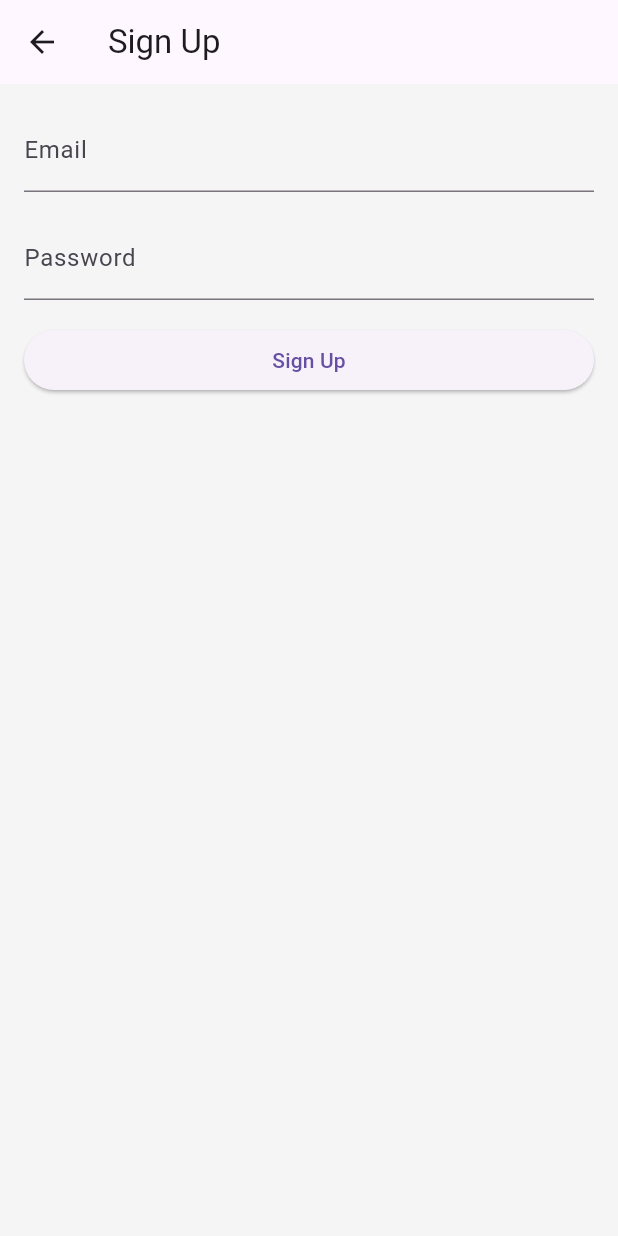
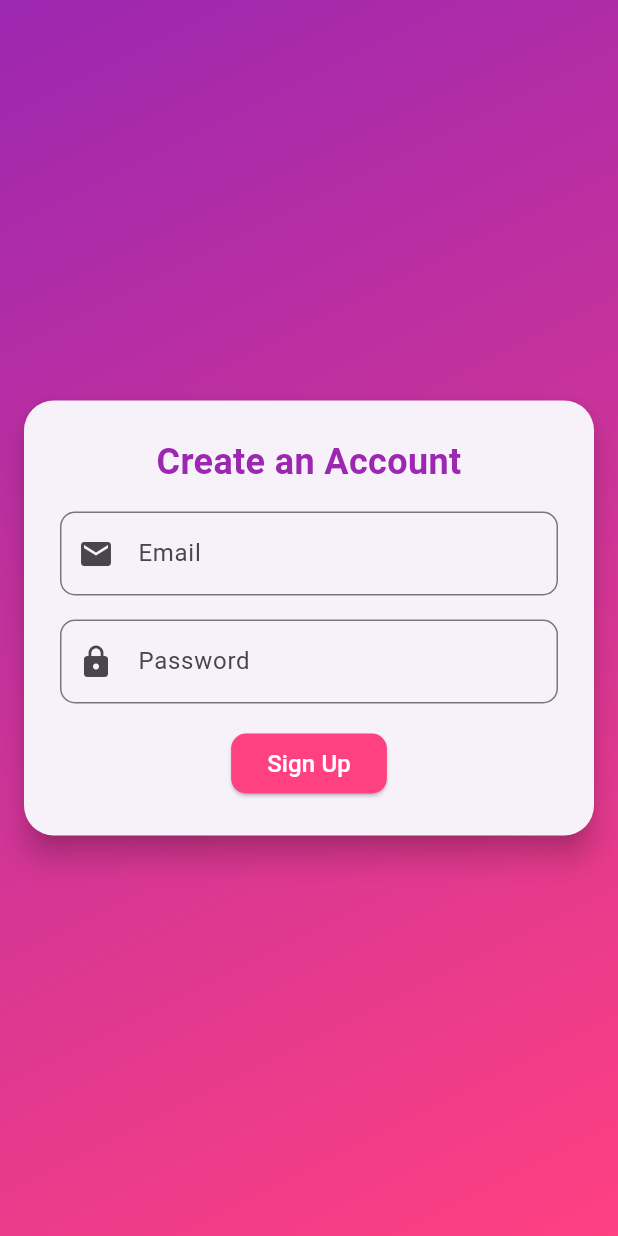
Before and after one commit to Mars-eng1/hedieaty_app, a Flutter app: the SignupPage screen opened by its route, on a phone screen of 412 x 824 dp. Run offline on Flutter 3.47's test engine with Material 3 defaults, Android fonts, the phone set to English and light mode, and no system bars; drawn by our look-alikes of overlay_support; our stand-ins replace cloud_firestore, firebase_auth, firebase_core, firebase_database, form_field_validator, sqflite; accounts and stored records are empty.

Commit message:
final touches

```diff
--- a/lib/views/signup_page.dart
+++ b/lib/views/signup_page.dart
@@ -11,28 +11,69 @@ class SignupPage extends StatelessWidget {
   @override
   Widget build(BuildContext context) {
     return Scaffold(
-      appBar: AppBar(title: Text('Sign Up')),
-      body: Padding(
-        padding: const EdgeInsets.all(16.0),
-        child: Form(
+      body: Container(
+        decoration: BoxDecoration(
+          gradient: LinearGradient(
+            colors: [Colors.purple, Colors.pinkAccent],
+            begin: Alignment.topLeft,
+            end: Alignment.bottomRight,
+          ),
+        ),
+        child: Center(
+          child: SingleChildScrollView(
+            child: Card(
+              shape: RoundedRectangleBorder(
+                borderRadius: BorderRadius.circular(20),
+              ),
+              margin: const EdgeInsets.all(16),
+              elevation: 8,
+              child: Padding(
+                padding: const EdgeInsets.all(24),
+                child: Column(
+                  crossAxisAlignment: CrossAxisAlignment.stretch,
+                  children: [
+                    Text(
+                      'Create an Account',
+                      textAlign: TextAlign.center,
+                      style: TextStyle(
+                        fontSize: 24,
+                        fontWeight: FontWeight.bold,
+                        color: Colors.purple,
+                      ),
+                    ),
+                    const SizedBox(height: 16),
+                    Form(
                       key: _formKey,
                       child: Column(
-            crossAxisAlignment: CrossAxisAlignment.stretch,
                         children: [
                           // Email Field
                           TextFormField(
                             controller: _emailController,
-                decoration: InputDecoration(labelText: 'Email'),
-                validator: EmailValidator(errorText: 'Enter a valid email'),
+                            decoration: InputDecoration(
+                              labelText: 'Email',
+                              prefixIcon: Icon(Icons.email),
+                              border: OutlineInputBorder(
+                                borderRadius: BorderRadius.circular(10),
+                              ),
+                            ),
+                            validator: EmailValidator(
+                                errorText: 'Enter a valid email'),
                           ),
                           const SizedBox(height: 16),
                           // Password Field
                           TextFormField(
                             controller: _passwordController,
-                decoration: InputDecoration(labelText: 'Password'),
+                            decoration: InputDecoration(
+                              labelText: 'Password',
+                              prefixIcon: Icon(Icons.lock),
+                              border: OutlineInputBorder(
+                                borderRadius: BorderRadius.circular(10),
+                              ),
+                            ),
                             obscureText: true,
                             validator: MinLengthValidator(6,
-                    errorText: 'Password must be at least 6 characters'),
+                                errorText:
+                                'Password must be at least 6 characters'),
                           ),
                           const SizedBox(height: 16),
                           // Signup Button
@@ -46,9 +87,24 @@ class SignupPage extends StatelessWidget {
                                 );
                               }
                             },
-                child: Text('Sign Up'),
+                            child: Text(
+                              'Sign Up',
+                              style: TextStyle(fontSize: 16, color: Colors.white),
+                            ),
+                            style: ElevatedButton.styleFrom(
+                              backgroundColor: Colors.pinkAccent,
+                              shape: RoundedRectangleBorder(
+                                borderRadius: BorderRadius.circular(10),
+                              ),
+                            ),
                           ),
                         ],
+                      ),
+                    ),
+                  ],
+                ),
+              ),
+            ),
           ),
         ),
       ),
```
Also changed, not shown: lib/views/login_page.dart (+70 -14 lines). Lines whose indentation alone changed are shown as unchanged.
